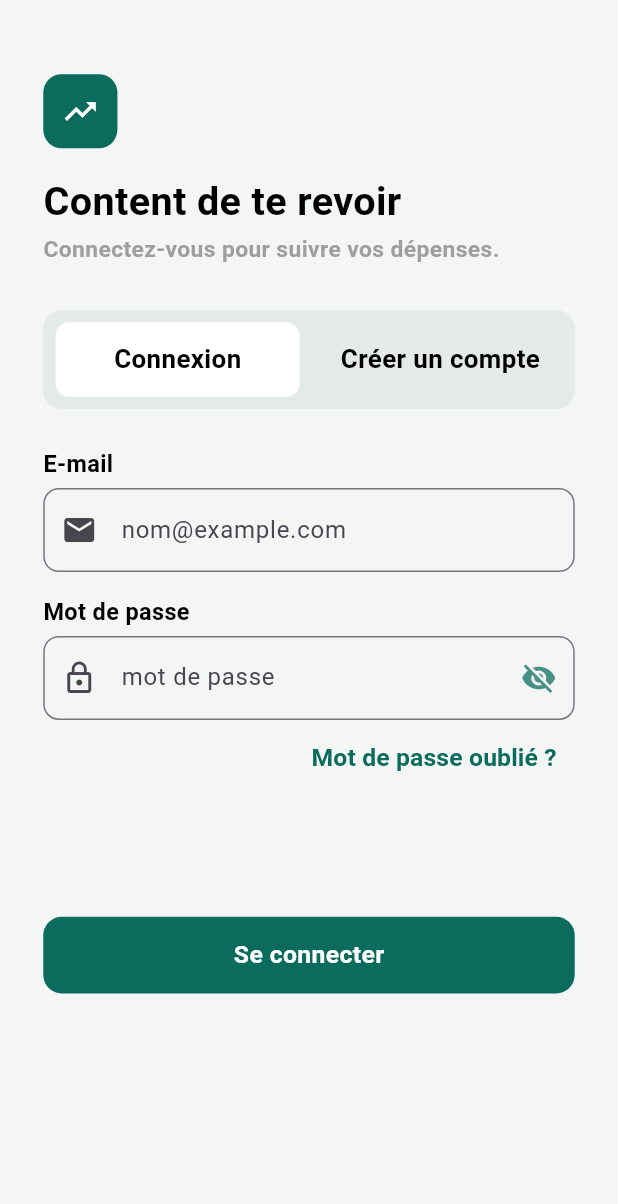
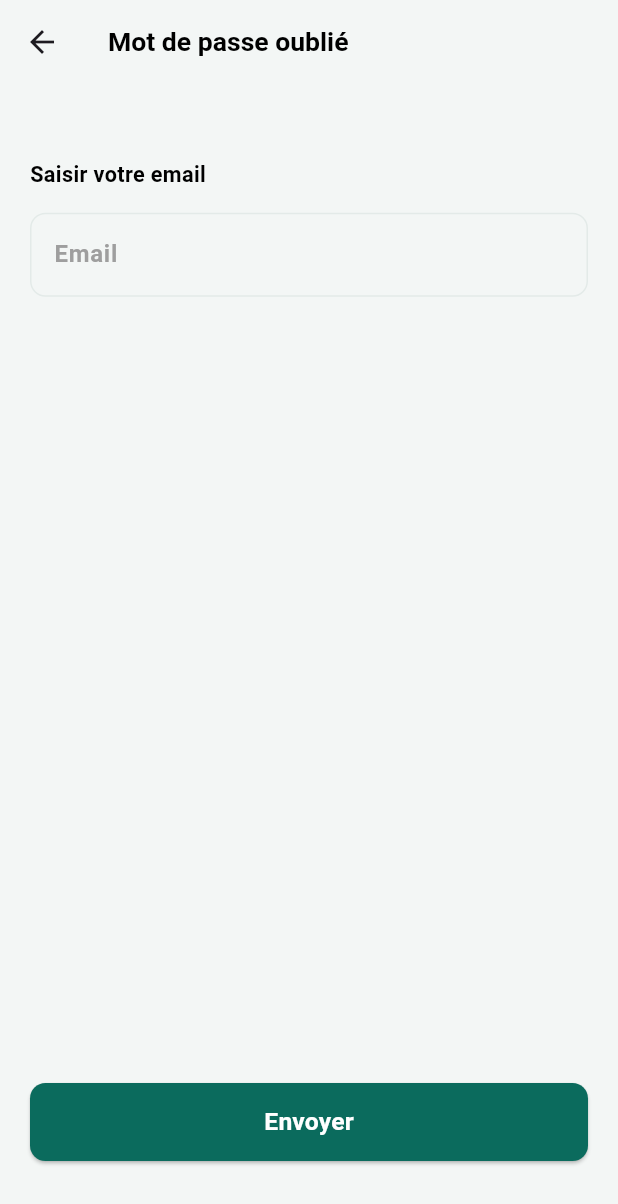
Before and after one commit to Mohamedissa282/mes_depenses, a Flutter app: the ConnexionInscriptionPage screen opened directly, after a tap on "Mot de passe oublié ?", on a phone screen of 412 x 824 dp. Shown: the top 1204 px of the screen. Run offline on Flutter 3.47's test engine with Material 3 defaults, Android fonts, the phone set to English and light mode, and no system bars; our stand-ins replace awesome_dialog, cloud_firestore, firebase_auth, firebase_core, firebase_storage, flutter_local_notifications and 3 more; missing offline and left inert: currency_picker; accounts and stored records are empty.

Commit message:
modification l'affichage hitorique

```diff
--- a/lib/pages/authentification/connexion.dart
+++ b/lib/pages/authentification/connexion.dart
@@ -1,5 +1,6 @@
 import 'package:flutter/material.dart';
 import 'package:mes_depenses/color.dart';
+import 'package:mes_depenses/pages/authentification/forget_password_page.dart';
 
 class Connexion extends StatefulWidget {
   final TextEditingController? emailController;
@@ -28,7 +29,7 @@ class _ConnexionState extends State<Connexion> {
           style: TextStyle(
             color: Colors.black,
             fontWeight: FontWeight.bold,
-            fontSize: screenWith * 0.038,
+            fontSize: screenWith * 0.036,
           ),
         ),
         SizedBox(height: screenHeigth * 0.007),
@@ -65,7 +66,7 @@ class _ConnexionState extends State<Connexion> {
           style: TextStyle(
             color: Colors.black,
             fontWeight: FontWeight.bold,
-            fontSize: screenWith * 0.038,
+            fontSize: screenWith * 0.036,
           ),
         ),
         SizedBox(height: screenHeigth * 0.007),
@@ -110,13 +111,17 @@ class _ConnexionState extends State<Connexion> {
           mainAxisAlignment: MainAxisAlignment.end,
           children: [
             TextButton(
-              onPressed: () {},
+              onPressed: () {
+                Navigator.of(
+                  context,
+                ).push(MaterialPageRoute(builder: (_) => Forgotpasswordpage()));
+              },
               child: Text(
                 "Mot de passe oublié ?",
                 style: TextStyle(
                   color: AppColors.primary,
                   fontWeight: FontWeight.bold,
-                  fontSize: screenWith * 0.040,
+                  fontSize: screenWith * 0.038,
                 ),
               ),
             ),
--- a/lib/pages/authentification/connexion_inscription_page.dart
+++ b/lib/pages/authentification/connexion_inscription_page.dart
@@ -240,7 +240,7 @@ class _ConnexionInscriptionPageState extends State<ConnexionInscriptionPage> {
                                     style: TextStyle(
                                       color: Colors.black,
                                       fontWeight: FontWeight.bold,
-                                      fontSize: screenWith * 0.042,
+                                      fontSize: screenWith * 0.040,
                                     ),
                                   ),
                                 ),
@@ -271,7 +271,7 @@ class _ConnexionInscriptionPageState extends State<ConnexionInscriptionPage> {
                                     style: TextStyle(
                                       color: Colors.black,
                                       fontWeight: FontWeight.bold,
-                                      fontSize: screenWith * 0.042,
+                                      fontSize: screenWith * 0.040,
                                     ),
                                   ),
                                 ),
--- /dev/null
+++ b/lib/pages/authentification/forget_password_page.dart
@@ -0,0 +1,171 @@
+import 'package:firebase_auth/firebase_auth.dart';
+import 'package:flutter/material.dart';
+import 'package:mes_depenses/color.dart';
+import 'package:mes_depenses/pages/authentification/connexion_inscription_page.dart';
+
+
+
+
+class Forgotpasswordpage extends StatefulWidget {
+  const Forgotpasswordpage({super.key});
+
+  @override
+  State<Forgotpasswordpage> createState() => _ForgotpasswordpageState();
+}
+
+class _ForgotpasswordpageState extends State<Forgotpasswordpage> {
+  final TextEditingController emailController = TextEditingController();
+  GlobalKey<FormState> _key = GlobalKey();
+
+  bool estLoading = false;
+
+  Future<void> resetPassword() async {
+    try {
+      setState(() {
+        estLoading = true;
+      });
+      await FirebaseAuth.instance.sendPasswordResetEmail(
+        email: emailController.text.trim(),
+      );
+      setState(() {
+        estLoading = false;
+      });
+
+      ScaffoldMessenger.of(context).showSnackBar(
+        SnackBar(
+          backgroundColor: Colors.green,
+          content: Text(
+            "",
+            style: TextStyle(color: Colors.black, fontWeight: FontWeight.bold),
+          ),
+        ),
+      );
+      await Future.delayed(Duration(seconds: 2));
+      Navigator.of(context).pushReplacement(
+        (MaterialPageRoute(builder: (context) => ConnexionInscriptionPage())),
+      );
+    } catch (e) {
+      ScaffoldMessenger.of(
+        context,
+      ).showSnackBar(SnackBar(content: Text("Erreur : $e")));
+    }
+  }
+
+  @override
+  Widget build(BuildContext context) {
+    double screenWith = MediaQuery.of(context).size.width;
+    double screenHeigth = MediaQuery.of(context).size.height;
+    return Scaffold(
+      backgroundColor: AppColors.background,
+      appBar: AppBar(
+        backgroundColor: AppColors.background,
+
+        title: Text(
+          "Mot de passe oublié",
+          style: TextStyle(
+            color: Colors.black,
+            fontWeight: FontWeight.bold,
+            fontSize: screenWith * 0.043,
+          ),
+        ),
+      ),
+      body: Padding(
+        padding: EdgeInsetsGeometry.symmetric(horizontal: 20, vertical: 50),
+        child: Form(
+          key: _key,
+          child: Column(
+            crossAxisAlignment: CrossAxisAlignment.start,
+            mainAxisAlignment: MainAxisAlignment.spaceBetween,
+            children: [
+             Column(
+              crossAxisAlignment: CrossAxisAlignment.start,
+              children: [
+               Text(
+               "Saisir votre email",
+                style: TextStyle(
+                  color: Colors.black,
+                  fontWeight: FontWeight.bold,
+                  fontSize: screenWith * 0.035,
+                ),
+              ),
+
+              SizedBox(height: screenHeigth * 0.018),
+              TextFormField(
+                controller: emailController,
+                validator: (value) {
+                  if (value == null || value.isEmpty) {
+                    return "";
+                  }
+
+                  bool email = RegExp(
+                    r"^[\w-\.]+@([\w-]+\.)+[\w-]{2,4}$",
+                  ).hasMatch(value);
+
+                  if (!email) {
+                         "";
+                  }
+                },
+                decoration: InputDecoration(
+                  hintText: "Email",
+                  hintStyle: TextStyle(
+                    color: Colors.grey,
+                    fontWeight: FontWeight.bold,
+                  ),
+                  border: OutlineInputBorder(
+                    borderRadius: BorderRadius.circular(screenWith * 0.025),
+                    borderSide: BorderSide(color: AppColors.tabBackground),
+                  ),
+                  enabledBorder: OutlineInputBorder(
+                    borderRadius: BorderRadius.circular(screenWith * 0.025),
+                    borderSide: BorderSide(color: AppColors.tabBackground),
+                  ),
+                  focusedBorder: OutlineInputBorder(
+                    borderRadius: BorderRadius.circular(screenWith * 0.025),
+                    borderSide: BorderSide(color: AppColors.tabBackground),
+                  ),
+                ),
+              ),
+             ],),
+
+
+              SizedBox(
+                width: double.infinity,
+                height: 52,
+                child: ElevatedButton(
+                  onPressed: () {
+                    if (_key.currentState!.validate()) {
+                      resetPassword();
+                    }
+                  },
+                  style: ElevatedButton.styleFrom(
+                    backgroundColor: AppColors.primary,
+                    shape: RoundedRectangleBorder(
+                      borderRadius: BorderRadius.circular(screenWith * 0.025),
+                    ),
+                  ),
+                  child: estLoading
+                      ? const SizedBox(
+                                  width: 20,
+                                  height: 20,
+                                  child: CircularProgressIndicator(
+                                    strokeWidth: 2,
+                                    color: Colors.white,
+                                  ),
+                                )
+                      : Text(
+                          "Envoyer",
+                          style: TextStyle(
+                            color: Colors.white,
+                            fontWeight: FontWeight.bold,
+                            fontSize: screenWith * 0.040,
+                          ),
+                        ),
+                ),
+              ),
+            ],
+          ),
+        ),
+      ),
+    );
+  }
+}
--- a/lib/pages/authentification/inscription_page.dart
+++ b/lib/pages/authentification/inscription_page.dart
@@ -49,6 +49,7 @@ class _InscriptionPageState extends State<InscriptionPage> {
                 borderRadius: BorderRadius.circular(screenWith * 0.025),
               ),
               hintText: "entrez votre nom",
+
               prefixIcon: Icon(Icons.person),
             ),
           ),
--- a/lib/provider/budget_provider.dart
+++ b/lib/provider/budget_provider.dart
@@ -35,7 +35,11 @@ class Budgetprovider with ChangeNotifier {
         .get();
 
     _depensesDuMois = snapshot.docs;
-
+  _depensesDuMois.sort((a, b) {
+      final dateA = (a['date'] as Timestamp).toDate();
+      final dateB = (b['date'] as Timestamp).toDate();
+      return dateB.compareTo(dateA);
+    });
     _totalDepense = 0.0;
     for (var doc in snapshot.docs) {
       _totalDepense += (doc['montant'] as num).toDouble();
```
Also changed, not shown: lib/pages/historique/historique_page.dart (+153 -73 lines), lib/pages/setting/profil_page.dart (+11 -10 lines), 1 other file.
